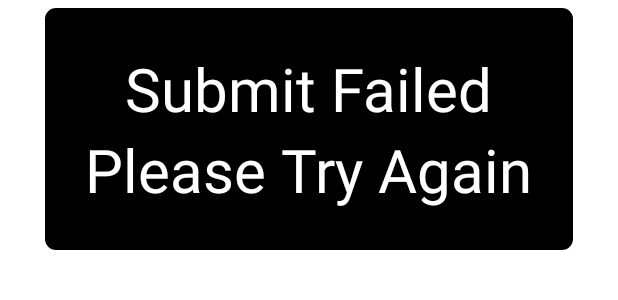
After one commit to HarisWeitani/VisitorManagementSystem, an Android app: the layout submit_failed_dialog.xml on its own in the app's theme, with its tools: preview values and no code run, on a phone screen of 412 x 824 dp. The commit adds this screen. Shown: the top 300 px of the screen. Run offline under Robolectric (Android 15) with nearby library versions, the phone set to English and light mode, and no system bars.

Commit message:
Add Test API, Add Failed Dialog

```diff
--- a/app/src/main/java/com/hw/vms/visitormanagementsystem/Helper/DAO.kt
+++ b/app/src/main/java/com/hw/vms/visitormanagementsystem/Helper/DAO.kt
@@ -12,6 +12,5 @@ class DAO {
         /**
          * Not API Object
          */
-
     }
 }
--- /dev/null
+++ b/app/src/main/res/layout/submit_failed_dialog.xml
@@ -0,0 +1,40 @@
+<?xml version="1.0" encoding="utf-8"?>
+<LinearLayout
+    xmlns:android="http://schemas.android.com/apk/res/android"
+    xmlns:app="http://schemas.android.com/apk/res-auto"
+    android:orientation="vertical"
+    android:layout_width="match_parent"
+    android:layout_height="match_parent"
+    android:background="@color/white">
+
+    <LinearLayout
+        android:layout_width="wrap_content"
+        android:layout_height="wrap_content"
+        android:orientation="vertical"
+        android:layout_gravity="center"
+        android:gravity="center"
+        android:background="@drawable/curve_edge_box"
+        android:padding="32dp"
+        >
+
+        <TextView
+            android:id="@+id/tv_waiting_connection"
+            android:layout_width="wrap_content"
+            android:layout_height="wrap_content"
+
+            android:text="Submit Failed"
+            android:textColor="@color/white"
+            android:textSize="40sp"
+            />
+        <TextView
+            android:layout_width="wrap_content"
+            android:layout_height="wrap_content"
+
+            android:text="Please Try Again"
+            android:textColor="@color/white"
+            android:textSize="40sp"
+            />
+
+    </LinearLayout>
+
+</LinearLayout>
```
Also changed, not shown: app/src/main/java/com/hw/vms/visitormanagementsystem/Helper/API.kt (+7 -3 lines), app/src/main/java/com/hw/vms/visitormanagementsystem/Helper/GlobalVal.kt (added, +7 -0 lines), app/src/main/java/com/hw/vms/visitormanagementsystem/MainActivity.kt (+45 -7 lines).
